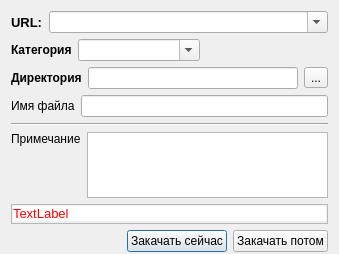
Before: the Qt Designer form REXLoader/addtaskdialog.ui in RA9OAJ/rexloader, drawn with Qt 5.
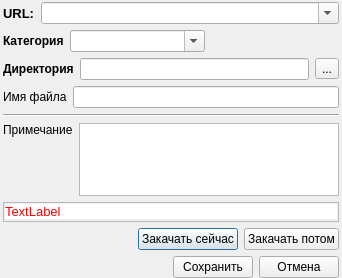
After: the same form once the commit is applied.

```diff
--- a/REXLoader/addtaskdialog.ui
+++ b/REXLoader/addtaskdialog.ui
@@ -6,17 +6,26 @@
    <rect>
     <x>0</x>
     <y>0</y>
-    <width>339</width>
-    <height>254</height>
+    <width>342</width>
+    <height>278</height>
    </rect>
   </property>
   <property name="windowTitle">
    <string>REXLoader - </string>
   </property>
   <layout class="QVBoxLayout" name="verticalLayout_3">
-   <property name="bottomMargin">
+   <property name="leftMargin">
+    <number>3</number>
+   </property>
+   <property name="topMargin">
     <number>2</number>
    </property>
+   <property name="rightMargin">
+    <number>3</number>
+   </property>
+   <property name="bottomMargin">
+    <number>0</number>
+   </property>
    <item>
     <layout class="QHBoxLayout" name="horizontalLayout">
      <item>
@@ -247,7 +256,17 @@
     </widget>
    </item>
    <item>
+    <widget class="QFrame" name="addFrame">
+     <property name="frameShape">
+      <enum>QFrame::NoFrame</enum>
+     </property>
+     <property name="frameShadow">
+      <enum>QFrame::Raised</enum>
+     </property>
     <layout class="QHBoxLayout" name="horizontalLayout_4">
+      <property name="margin">
+       <number>0</number>
+      </property>
      <item>
       <spacer name="horizontalSpacer_2">
        <property name="orientation">
@@ -276,6 +295,49 @@
       </widget>
      </item>
     </layout>
+    </widget>
+   </item>
+   <item>
+    <widget class="QFrame" name="saveFrame">
+     <property name="frameShape">
+      <enum>QFrame::NoFrame</enum>
+     </property>
+     <property name="frameShadow">
+      <enum>QFrame::Raised</enum>
+     </property>
+     <layout class="QHBoxLayout" name="horizontalLayout_7">
+      <property name="margin">
+       <number>0</number>
+      </property>
+      <item>
+       <spacer name="horizontalSpacer_3">
+        <property name="orientation">
+         <enum>Qt::Horizontal</enum>
+        </property>
+        <property name="sizeHint" stdset="0">
+         <size>
+          <width>208</width>
+          <height>20</height>
+         </size>
+        </property>
+       </spacer>
+      </item>
+      <item>
+       <widget class="QPushButton" name="saveButton">
+        <property name="text">
+         <string>Сохранить</string>
+        </property>
+       </widget>
+      </item>
+      <item>
+       <widget class="QPushButton" name="cancelButton_2">
+        <property name="text">
+         <string>Отмена</string>
+        </property>
+       </widget>
+      </item>
+     </layout>
+    </widget>
    </item>
   </layout>
  </widget>
```
Lines whose indentation alone changed are shown as unchanged.
